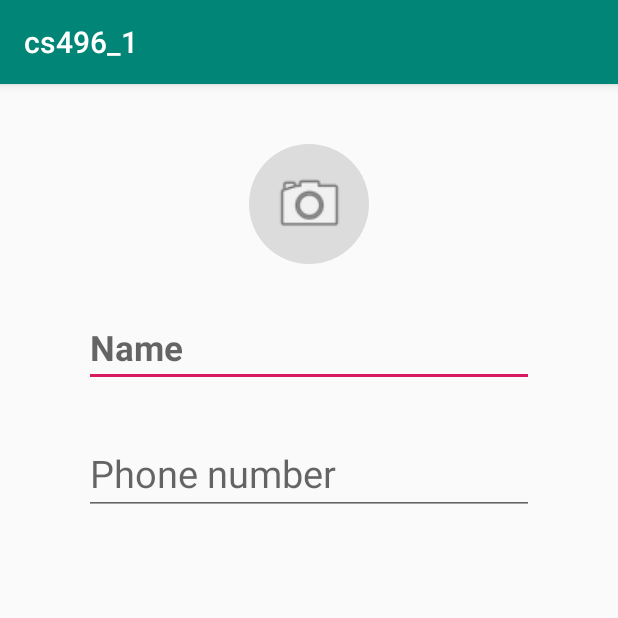
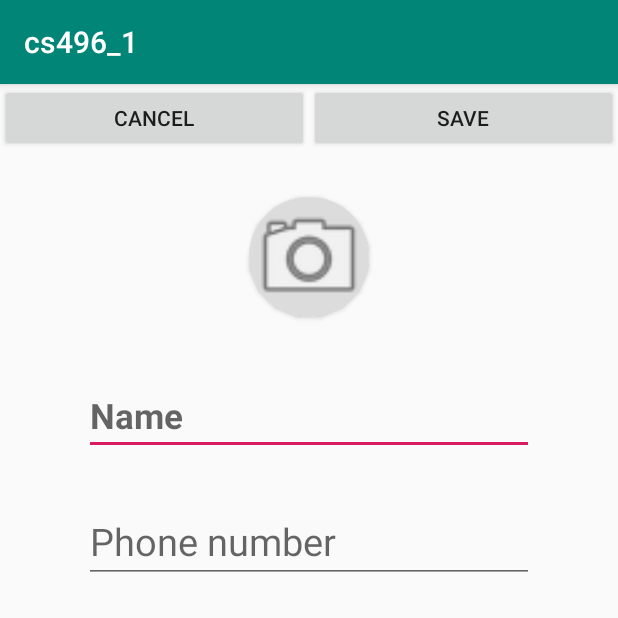
Before and after one commit to estanie/cs496_1, an Android app: the AddressEditActivity screen opened directly, with no data from a screen before it, on a phone screen of 412 x 824 dp, the top half of it. Run offline under Robolectric (Android 15) with nearby library versions, the phone set to English and light mode, and no system bars.

Commit message:
Show image of contact data
Show image of contact data

```diff
--- a/app/src/main/java/com/example/q/cs496_1/activities/AddressEditActivity.kt
+++ b/app/src/main/java/com/example/q/cs496_1/activities/AddressEditActivity.kt
@@ -1,10 +1,13 @@
 package com.example.q.cs496_1.activities
 
 import android.content.Intent
+import android.graphics.Bitmap
 import android.os.Bundle
 import android.support.v7.app.AppCompatActivity
+import android.util.Log
 import kotlinx.android.synthetic.main.address_entry.*
 import com.example.q.cs496_1.R
+import kotlinx.android.synthetic.main.address_edit.*
 
 
 class AddressEditActivity : AppCompatActivity() {
@@ -12,9 +15,9 @@ class AddressEditActivity : AppCompatActivity() {
         super.onCreate(savedInstanceState)
         setContentView(R.layout.address_edit)
 
-        if (intent.hasExtra("name")) {
-            addName.text = intent.getStringExtra("name")
-            addNumber.text = intent.getStringExtra("number")
-        }
+        if (intent.hasExtra("photo")) addEditPhoto.setImageBitmap(intent.getParcelableExtra<Bitmap>("photo"))
+        if (intent.hasExtra("name")) addEditName.setText(intent.getStringExtra("name"))
+        if (intent.hasExtra("number")) addEditNumber.setText(intent.getStringExtra("number"))
+        //if (intent.hasExtra("email")) addEmail.text = intent.getStringExtra("email")
     }
 }
--- a/app/src/main/res/layout/address_edit.xml
+++ b/app/src/main/res/layout/address_edit.xml
@@ -4,33 +4,60 @@
         android:layout_height="match_parent"
         xmlns:app="http://schemas.android.com/apk/res-auto"
         xmlns:tools="http://schemas.android.com/tools">
+    <LinearLayout
+            android:id="@+id/linearLayout"
+            android:layout_width="match_parent"
+            android:layout_height="45dp"
+            android:weightSum="2">
+        <Button
+                android:id="@+id/cancel"
+                android:layout_width="0dp"
+                android:layout_height="match_parent"
+                android:layout_weight="1"
+                android:text="Cancel"
+        >
+        </Button>
+        <Button
+                android:id="@+id/save"
+                android:layout_width="0dp"
+                android:layout_height="match_parent"
+                android:layout_weight="1"
+                android:text="Save"
+        >
+        </Button>
+    </LinearLayout>
 
-
+    <android.support.v7.widget.CardView
+            android:id="@+id/addCardView"
+            android:layout_width="80dp"
+            android:layout_height="80dp"
+            android:layout_marginTop="30dp"
+            app:layout_constraintStart_toStartOf="parent"
+            app:layout_constraintEnd_toEndOf="parent"
+            app:layout_constraintTop_toBottomOf="@id/linearLayout"
+            app:cardCornerRadius="40dp">
+        <ImageView
+                android:id="@+id/addEditPhoto"
+                android:layout_height="match_parent"
+                android:layout_width="match_parent"
+                android:src="@android:drawable/ic_menu_camera"
+                android:background="@drawable/gray_circle"
+                android:scaleType="centerCrop"/>
+    </android.support.v7.widget.CardView>
 
     <ImageView
-            android:id="@+id/addBackground"
             android:layout_width="80dp"
             android:layout_height="80dp"
-            android:layout_marginTop="40dp"
+            android:layout_marginTop="30dp"
             app:layout_constraintStart_toStartOf="parent"
             app:layout_constraintEnd_toEndOf="parent"
-            app:layout_constraintTop_toTopOf="parent"
+            app:layout_constraintTop_toBottomOf="@id/linearLayout"
             android:background="@drawable/gray_circle"
-    />
-
-    <ImageView
-            android:id="@+id/addPhoto"
-            android:layout_width="50dp"
-            android:layout_height="60dp"
-            app:layout_constraintStart_toStartOf="@id/addBackground"
-            app:layout_constraintEnd_toEndOf="@id/addBackground"
-            app:layout_constraintTop_toTopOf="@id/addBackground"
-            app:layout_constraintBottom_toBottomOf="@id/addBackground"
             android:src="@android:drawable/ic_menu_camera"
     />
 
     <EditText
-            android:id="@+id/addName"
+            android:id="@+id/addEditName"
             android:layout_width="300dp"
             android:layout_height="wrap_content"
             android:layout_marginTop="40dp"
@@ -40,11 +67,11 @@
             android:lines="1"
             app:layout_constraintStart_toStartOf="parent"
             app:layout_constraintEnd_toEndOf="parent"
-            app:layout_constraintTop_toBottomOf="@id/addPhoto"
+            app:layout_constraintTop_toBottomOf="@id/addCardView"
             tools:text="Name"/>
 
     <EditText
-            android:id="@+id/addNumber"
+            android:id="@+id/addEditNumber"
             android:layout_width="300dp"
             android:layout_height="wrap_content"
             android:textSize="25sp"
@@ -53,7 +80,7 @@
             android:hint="Phone number"
             app:layout_constraintStart_toStartOf="parent"
             app:layout_constraintEnd_toEndOf="parent"
-            app:layout_constraintTop_toBottomOf="@id/addName"
+            app:layout_constraintTop_toBottomOf="@id/addEditName"
             tools:text="010-XXXX-XXXX"/>
 
 </android.support.constraint.ConstraintLayout>
--- a/app/src/main/res/layout/address_entry.xml
+++ b/app/src/main/res/layout/address_entry.xml
@@ -38,7 +38,7 @@
             android:layout_marginLeft="20dp"
             android:textSize="15sp"
             app:layout_constraintStart_toEndOf="@+id/addPhoto"
-            app:layout_constraintBottom_toBottomOf="@+id/addPhoto"
+            app:layout_constraintTop_toBottomOf="@+id/addName"
             tools:text="010-XXXX-XXXX"/>
 
 </android.support.constraint.ConstraintLayout>
```
Also changed, not shown: app/src/main/java/com/example/q/cs496_1/adapters/AddListAdapter.kt (+7 -8 lines), app/src/main/java/com/example/q/cs496_1/fragments/AddressFragment.kt (+71 -21 lines), app/src/main/java/com/example/q/cs496_1/models/address.kt (+2 -7 lines).
